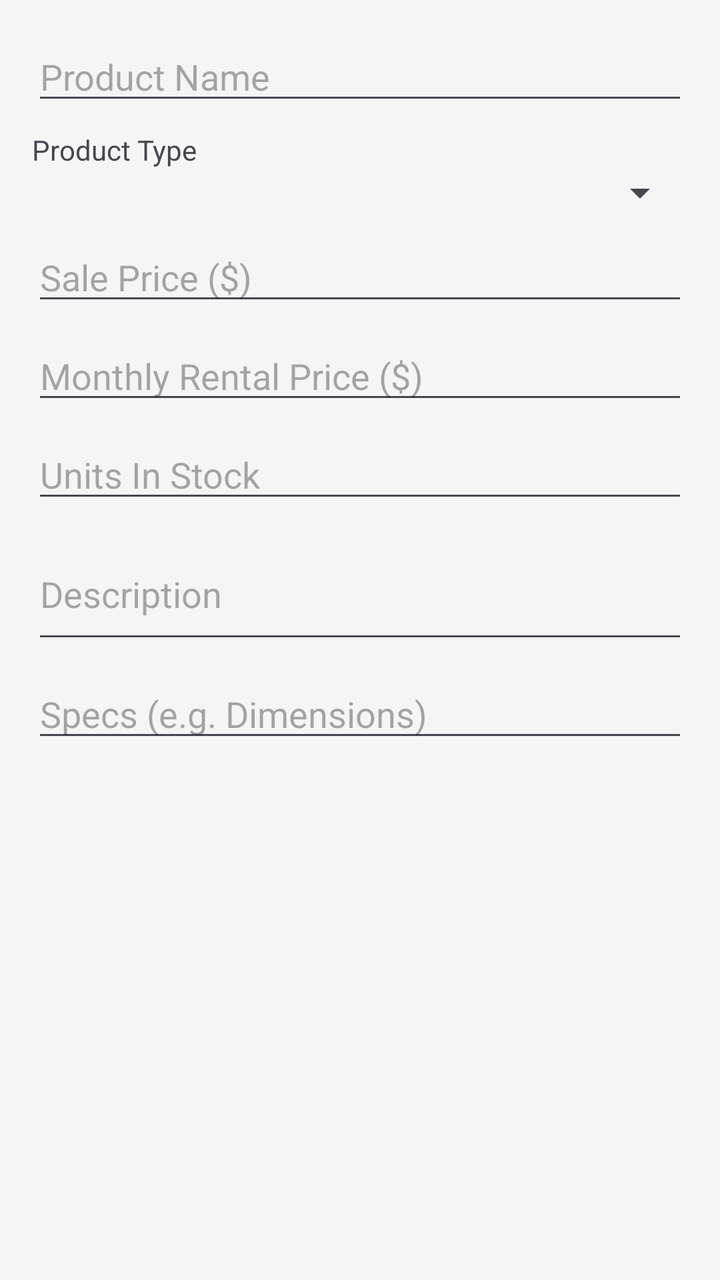
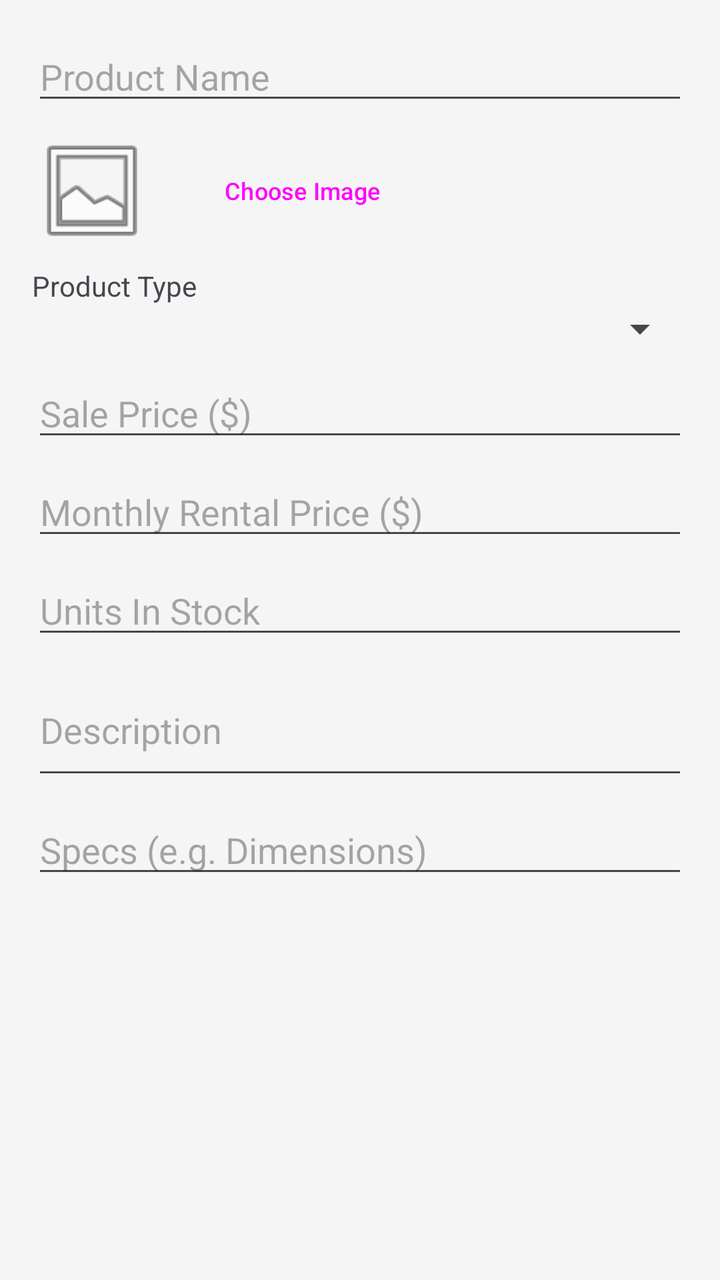

The first picture is an Android layout as it rendered before a commit; the second is the same layout after the commit. The layout source and the unified diff follow.
<!-- AndroidManifest.xml: application theme Theme.SecureAFenceAdministrator -->
<!-- res/layout/dialog_product.xml -->
<?xml version="1.0" encoding="utf-8"?>
<ScrollView xmlns:android="http://schemas.android.com/apk/res/android"
    android:layout_width="match_parent"
    android:layout_height="wrap_content"
    android:padding="16dp">

    <LinearLayout
        android:layout_width="match_parent"
        android:layout_height="wrap_content"
        android:orientation="vertical">

        <EditText
            android:id="@+id/et_product_name"
            android:layout_width="match_parent"
            android:layout_height="wrap_content"
            android:hint="Product Name"
            android:inputType="textCapWords" />

        <TextView
            android:layout_width="match_parent"
            android:layout_height="wrap_content"
            android:layout_marginTop="8dp"
            android:text="Product Type" />

        <Spinner
            android:id="@+id/sp_product_type"
            android:layout_width="match_parent"
            android:layout_height="wrap_content" />

        <EditText
            android:id="@+id/et_sale_price"
            android:layout_width="match_parent"
            android:layout_height="wrap_content"
            android:layout_marginTop="8dp"
            android:hint="Sale Price ($)"
            android:inputType="numberDecimal" />

        <EditText
            android:id="@+id/et_rental_price"
            android:layout_width="match_parent"
            android:layout_height="wrap_content"
            android:layout_marginTop="8dp"
            android:hint="Monthly Rental Price ($)"
            android:inputType="numberDecimal" />

        <EditText
            android:id="@+id/et_stock"
            android:layout_width="match_parent"
            android:layout_height="wrap_content"
            android:layout_marginTop="8dp"
            android:hint="Units In Stock"
            android:inputType="number" />

        <EditText
            android:id="@+id/et_description"
            android:layout_width="match_parent"
            android:layout_height="wrap_content"
            android:layout_marginTop="8dp"
            android:hint="Description"
            android:inputType="textMultiLine"
            android:minLines="2" />

        <EditText
            android:id="@+id/et_specs"
            android:layout_width="match_parent"
            android:layout_height="wrap_content"
            android:layout_marginTop="8dp"
            android:hint="Specs (e.g. Dimensions)"
            android:inputType="text" />

    </LinearLayout>
</ScrollView>
<!-- resources referenced by this layout -->
<resources>
  <style name="Theme.SecureAFenceAdministrator" parent="Theme.Material3.Light.NoActionBar">
          <item name="colorPrimary">@color/primary_blue</item>
          <item name="android:textColorPrimary">@color/text_dark</item>
          <item name="android:windowBackground">@color/background_light</item>
      </style>
  <color name="primary_blue">#FF0D47A1</color>
  <color name="text_dark">#FF212121</color>
  <color name="background_light">#FFF5F5F5</color>
</resources>

<!-- the commit's change to res/layout/dialog_product.xml (unified diff, before → after) -->
@@ -15,6 +15,33 @@
             android:layout_height="wrap_content"
             android:hint="Product Name"
             android:inputType="textCapWords" />
+
+        <LinearLayout
+            android:layout_width="match_parent"
+            android:layout_height="wrap_content"
+            android:layout_marginTop="8dp"
+            android:orientation="horizontal"
+            android:gravity="center_vertical">
+
+            <ImageView
+                android:id="@+id/iv_product_preview"
+                android:layout_width="60dp"
+                android:layout_height="60dp"
+                android:scaleType="centerCrop"
+                android:src="@android:drawable/ic_menu_gallery"
+                android:background="?attr/selectableItemBackground"
+                android:clickable="true"
+                android:focusable="true" />
+
+            <Button
+                android:id="@+id/btn_upload_image"
+                style="?attr/materialButtonOutlinedStyle"
+                android:layout_width="wrap_content"
+                android:layout_height="wrap_content"
+                android:layout_marginStart="12dp"
+                android:text="Choose Image"
+                android:textSize="12sp" />
+        </LinearLayout>
 
         <TextView
             android:layout_width="match_parent"
